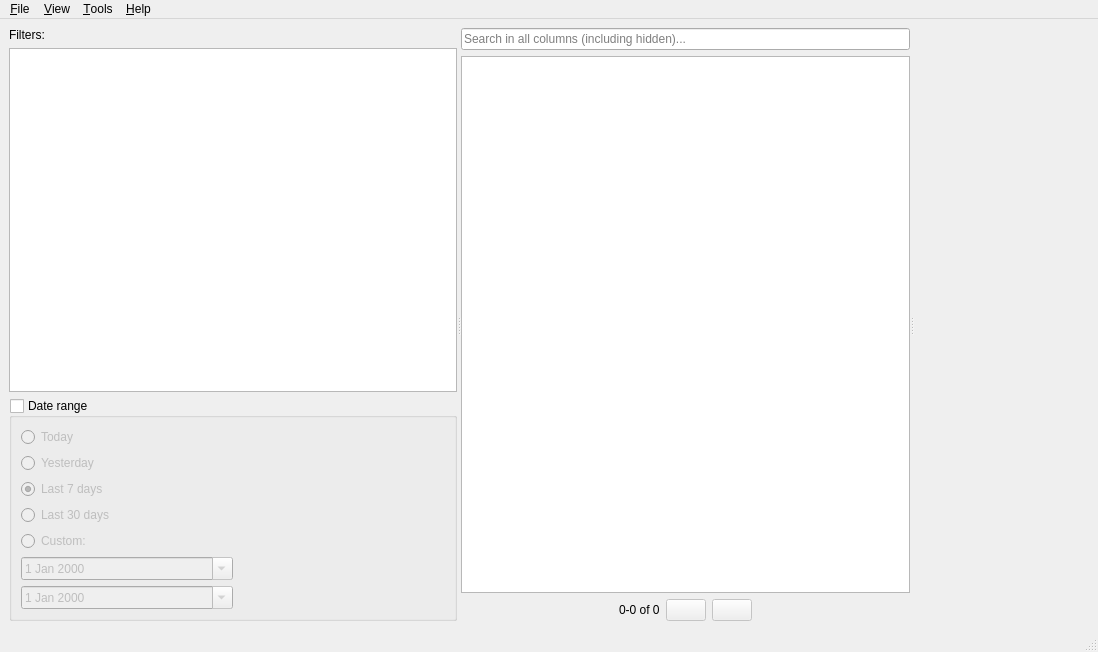
arturo182/lectronizer, file widgets/mainwindow.ui: the form before one commit.
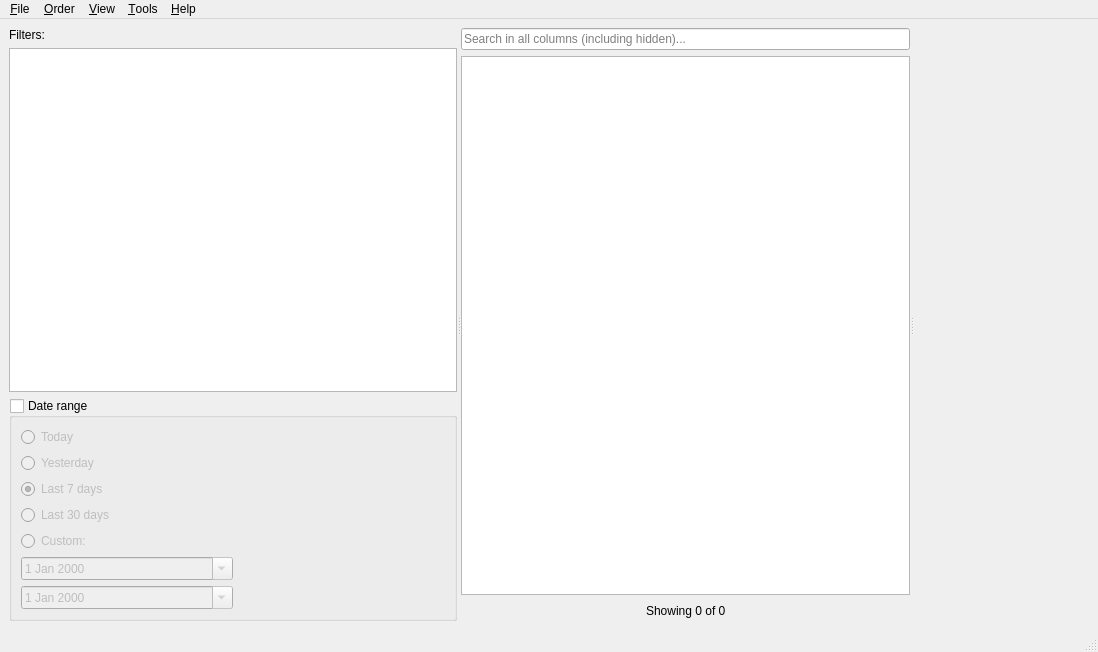
The form after the commit. Icons and pictures are not drawn. Custom widgets are drawn as their Qt base class.

Commit message: Refactor, add order refreshing and everything related

Patch:
```diff
--- a/widgets/mainwindow.ui
+++ b/widgets/mainwindow.ui
@@ -243,35 +243,7 @@
           <item>
            <widget class="QLabel" name="orderNumberLabel">
             <property name="text">
-             <string>0-0 of 0</string>
-            </property>
-           </widget>
-          </item>
-          <item>
-           <widget class="QPushButton" name="prevPageButton">
-            <property name="enabled">
-             <bool>false</bool>
-            </property>
-            <property name="text">
-             <string/>
-            </property>
-            <property name="icon">
-             <iconset resource="../res.qrc">
-              <normaloff>:/res/icons/arrow_left.png</normaloff>:/res/icons/arrow_left.png</iconset>
-            </property>
-           </widget>
-          </item>
-          <item>
-           <widget class="QPushButton" name="nextPageButton">
-            <property name="enabled">
-             <bool>false</bool>
-            </property>
-            <property name="text">
-             <string/>
-            </property>
-            <property name="icon">
-             <iconset resource="../res.qrc">
-              <normaloff>:/res/icons/arrow_right.png</normaloff>:/res/icons/arrow_right.png</iconset>
+             <string>Showing 0 of 0</string>
             </property>
            </widget>
           </item>
@@ -356,7 +328,15 @@
     </property>
     <addaction name="toolsSettingsAction"/>
    </widget>
+   <widget class="QMenu" name="orderMenu">
+    <property name="title">
+     <string>&amp;Order</string>
+    </property>
+    <addaction name="separator"/>
+    <addaction name="orderRefreshOrdersAction"/>
+   </widget>
    <addaction name="fileMenu"/>
+   <addaction name="orderMenu"/>
    <addaction name="viewMenu"/>
    <addaction name="toolsMenu"/>
    <addaction name="helpMenu"/>
```
Left out of the diff: 18 changed lines with no effect on the pictures. The commit also changes 14 other files.
